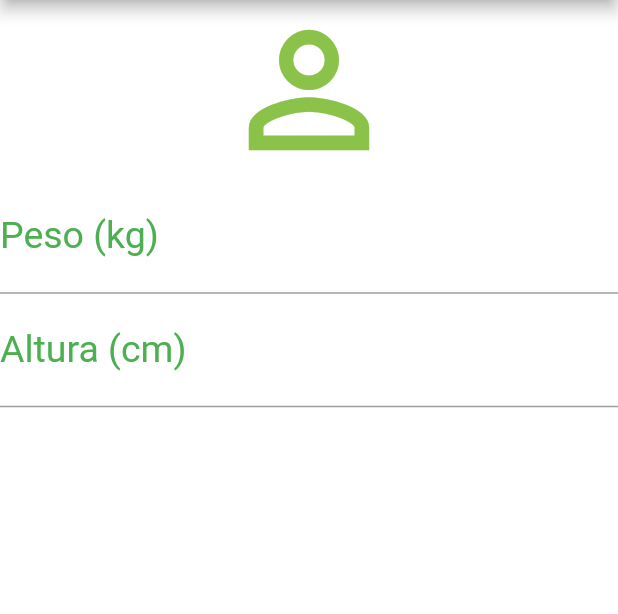
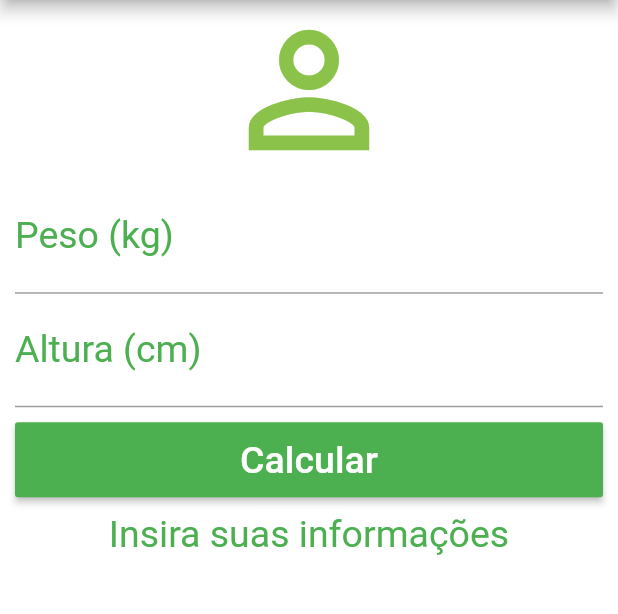
Before and after one commit to jgmonteiro1/calculadora_de_imc, a Flutter app: the screen it shows after launch, on a phone screen of 412 x 824 dp, the part 84-698 px from its top. Run offline on Flutter 3.47's test engine with Material 2 defaults, Android fonts, the phone set to English and light mode, and no system bars.

Commit message:
Layout do app finalizado com a adição de um ScrollView + raisedButton + Alguns ajustes de espaçamento

```diff
--- a/lib/main.dart
+++ b/lib/main.dart
@@ -27,7 +27,9 @@ class _HomeState extends State<Home> {
         ],
       ),
       backgroundColor: Colors.white,
-      body: Column(
+      body: SingleChildScrollView(
+        padding: EdgeInsets.fromLTRB(10.0, 0.0, 10.0, 0.0),
+        child: Column(
           crossAxisAlignment: CrossAxisAlignment.stretch,
           children: <Widget>[
             Icon(Icons.person_outline, size: 120, color: Colors.lightGreen),
@@ -47,7 +49,21 @@ class _HomeState extends State<Home> {
               textAlign: TextAlign.center,
               style: TextStyle(color: Colors.green, fontSize: 25.0),
             ),
+            Padding(
+              padding: EdgeInsets.only(top: 10.0, bottom: 10.0),
+              child: Container(
+                height: 50.0,
+                child: RaisedButton(
+                  onPressed: (){},
+                  child: Text("Calcular", style: TextStyle(color: Colors.white, fontSize: 25.0)),
+                  color: Colors.green,
+
+                ),
+              ),
+            ),
+            Text("Insira suas informações", textAlign: TextAlign.center, style: TextStyle(color: Colors.green, fontSize: 25.0),)
           ],
+        ),
       ),
     );
   }
```
Lines whose indentation alone changed are shown as unchanged.
